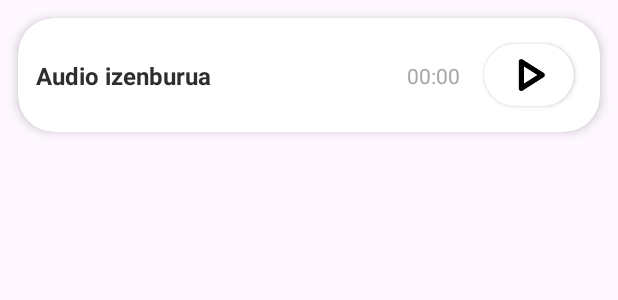
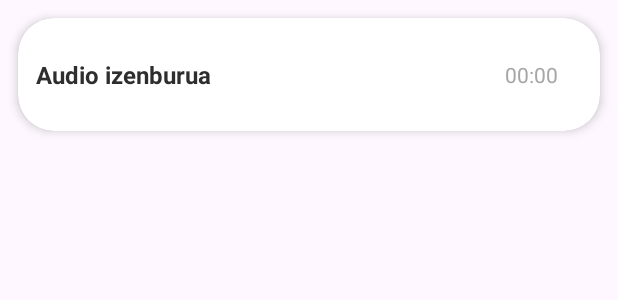
Before and after one commit to igarciama25paag/Koadernoa, an Android app: the layout audio_item.xml on its own in the app's theme, with its tools: preview values and no code run, on a phone screen of 412 x 824 dp. Shown: the top 300 px of the screen. Run offline under Robolectric (Android 15) with nearby library versions, the phone set to English and light mode, and no system bars.

Commit message:
Audioak gorde

```diff
--- a/app/src/main/java/com/igmata/koadernoa/MainActivity.kt
+++ b/app/src/main/java/com/igmata/koadernoa/MainActivity.kt
@@ -61,7 +61,7 @@ class MainActivity : AppCompatActivity() {
                     this,
                     Manifest.permission.RECORD_AUDIO
             ) == PackageManager.PERMISSION_GRANTED)
-                audiosManager.goToNewAudioRecorder()
+                audiosManager.goToNewAudioRecorder(null)
             else
                 ActivityCompat.requestPermissions(
                     this,
--- a/app/src/main/java/com/igmata/koadernoa/fragment/AudiosAdapter.kt
+++ b/app/src/main/java/com/igmata/koadernoa/fragment/AudiosAdapter.kt
@@ -22,7 +22,6 @@ class AudiosAdapter(private val audio: ArrayList<AudiosManager.Audio>, private v
     class ViewHolder(view: View): RecyclerView.ViewHolder(view) {
         val title: TextView = view.findViewById(R.id.audio_title)
         val duration: TextView = view.findViewById(R.id.audio_duration)
-        val play: CardView = view.findViewById(R.id.audio_button)
     }
 
     override fun onCreateViewHolder(
@@ -46,8 +45,8 @@ class AudiosAdapter(private val audio: ArrayList<AudiosManager.Audio>, private v
         val s = audio[position].duration
         holder.duration.text = String.format("%02d:%02d", s/60, s%60)
 
-        holder.play.setOnClickListener {
-
+        holder.itemView.setOnClickListener {
+            audiosManager.goToNewAudioRecorder(audio[position])
         }
 
         holder.itemView.setOnLongClickListener {
--- a/app/src/main/res/layout/audio_item.xml
+++ b/app/src/main/res/layout/audio_item.xml
@@ -2,7 +2,7 @@
 <androidx.cardview.widget.CardView xmlns:android="http://schemas.android.com/apk/res/android"
     xmlns:app="http://schemas.android.com/apk/res-auto"
     android:layout_width="match_parent"
-    android:layout_height="wrap_content"
+    android:layout_height="75dp"
     android:layout_margin="12dp"
     android:clickable="true"
     android:focusable="true"
@@ -38,29 +38,8 @@
             android:text="00:00"
             android:textColor="@color/light_gray"
             app:layout_constraintBottom_toBottomOf="parent"
-            app:layout_constraintEnd_toStartOf="@+id/audio_button"
+            app:layout_constraintEnd_toEndOf="parent"
             app:layout_constraintTop_toTopOf="parent" />
-
-        <androidx.cardview.widget.CardView
-            android:id="@+id/audio_button"
-            android:layout_width="wrap_content"
-            android:layout_height="wrap_content"
-            android:layout_margin="5dp"
-            android:clickable="true"
-            android:focusable="true"
-            android:foreground="?attr/selectableItemBackground"
-            app:cardCornerRadius="100dp"
-            app:layout_constraintBottom_toBottomOf="parent"
-            app:layout_constraintEnd_toEndOf="parent"
-            app:layout_constraintTop_toTopOf="parent">
-
-            <ImageView
-                android:layout_width="60dp"
-                android:layout_height="41dp"
-                android:backgroundTint="@color/white"
-                android:src="@drawable/ic_play_audio" />
-
-        </androidx.cardview.widget.CardView>
 
 
     </androidx.constraintlayout.widget.ConstraintLayout>
```
Also changed, not shown: app/src/main/java/com/igmata/koadernoa/AudioRecorderActivity.kt (+27 -11 lines), app/src/main/java/com/igmata/koadernoa/util/AudiosManager.kt (+14 -12 lines), app/src/main/java/com/igmata/koadernoa/util/NotesManager.kt (+10 -10 lines).
